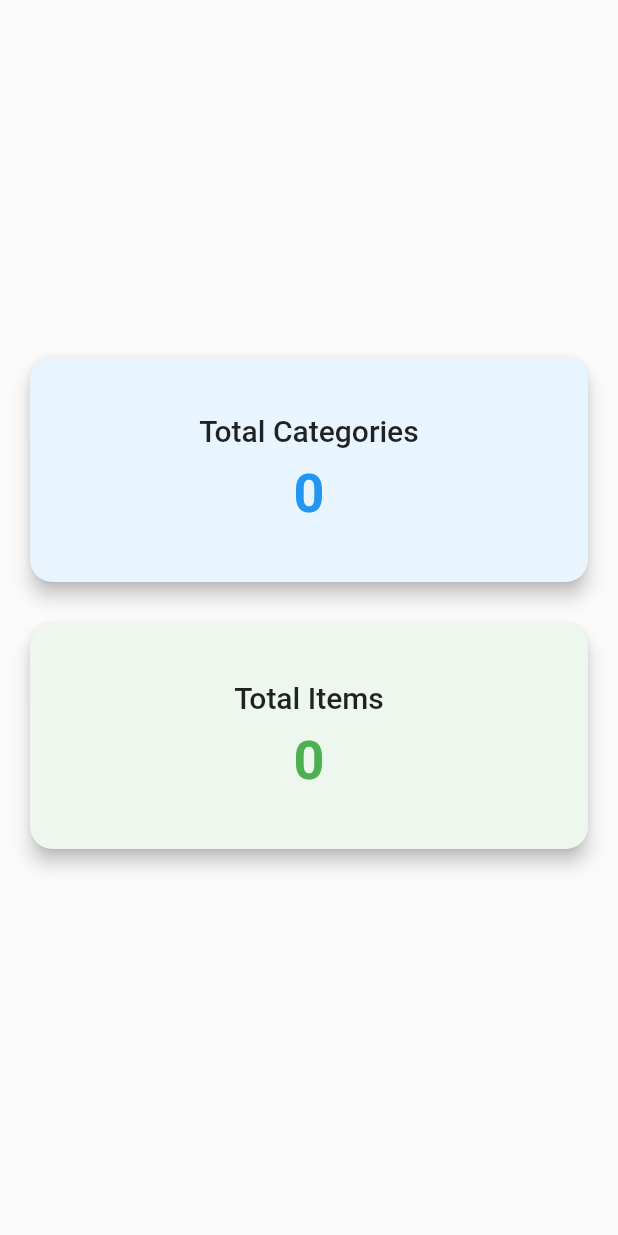
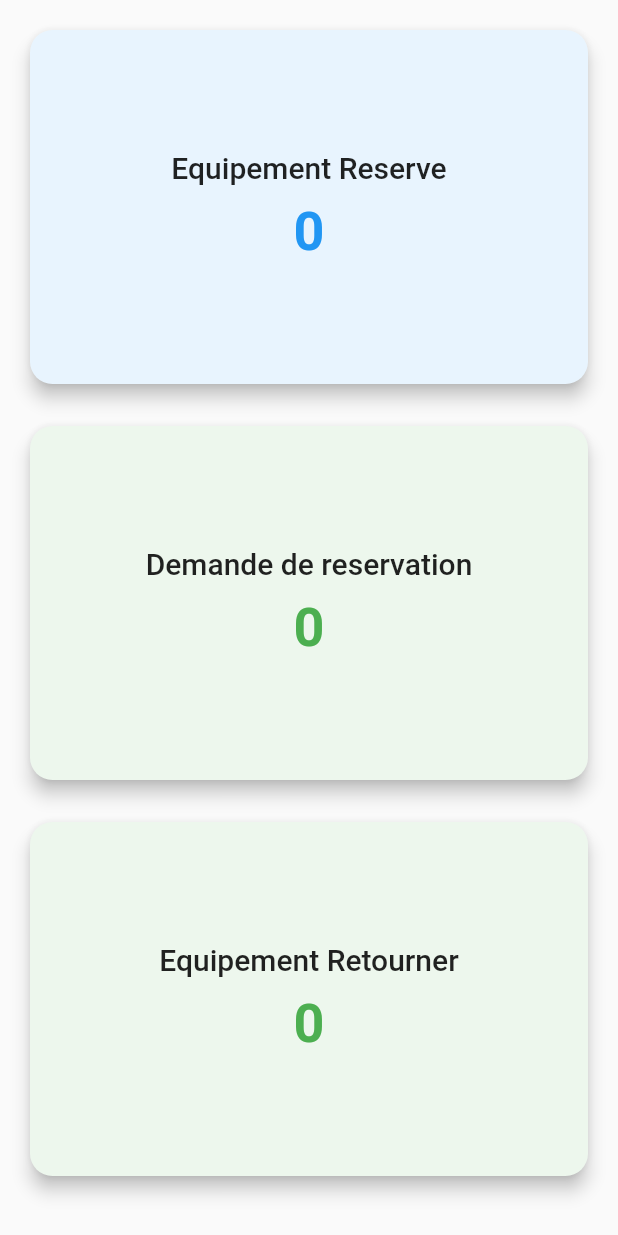
Before and after one commit to konnofuente/hospital-equipment-management-flutter, a Flutter app: the StatisticAdminScreen screen opened directly, on a phone screen of 412 x 824 dp. Run offline on Flutter 3.47's test engine with Material 2 defaults, Android fonts, the phone set to English and light mode, and no system bars; our stand-ins replace awesome_dialog, babstrap_settings_screen, connectivity_plus, equatable, flutter_bloc, flutter_secure_storage and 7 more; accounts and stored records are empty; statements that could not run were skipped.

Commit message:
Complete v3 with reservation bug

```diff
--- a/lib/gestion_hospital.dart
+++ b/lib/gestion_hospital.dart
@@ -48,9 +48,7 @@
 
   Future<void> checkUserLoggedIn() async {
     final email = (await _storage.read(key: "GestionHopital_KEY_EMAIL"));
-    // Check if email exists in storage to determine login state
-    // print(email.runtimeType);
-    print(email);
+
     email == null
         ? Provider.of<AppStatus>(context, listen: false)
             .changeLoginStatus(false)
--- a/lib/models/Status.dart
+++ b/lib/models/Status.dart
@@ -2,5 +2,7 @@
   PENDINGRESERVE,
   PENDINGRETURN,
   RESERVE,
-  RETURN
+  RETURN,
+  REJECTED,
+
 }
--- a/lib/screens/StatisticAdmin/statistics_admin.dart
+++ b/lib/screens/StatisticAdmin/statistics_admin.dart
@@ -1,7 +1,15 @@
 import 'package:flutter/material.dart';
+import 'package:gestion_hopital/components/reservation_detail_list.dart';
+import 'package:gestion_hopital/models/ReservationDetails.dart';
+import 'package:gestion_hopital/services/reservationService.dart';
+import 'package:gestion_hopital/utils/navigate_screen.dart';
+import 'package:gestion_hopital/widget/widget_export.dart';
 
 import '../../bloc/EquipementCategoriesBloc/equipement_categories_bloc.dart';
+import '../../bloc/ReservationBloc/reservation_bloc.dart';
 import '../../bloc/bloc_export.dart';
+import '../../models/Reservation.dart';
+import '../ReservationListScreen/reservation_list_screen.dart';
 
 class StatisticAdminScreen extends StatefulWidget {
   StatisticAdminScreen();
@@ -12,21 +20,36 @@
 
 class _StatisticAdminScreenState extends State<StatisticAdminScreen> {
   @override
-  void dispose() {
+  void initState() {
     _getStatistics(context);
-    super.dispose();
+    super.initState();
   }
 
   late int totalCategories = 0;
   // Replace with your own data
   int totalItems = 0;
+  List<ReservationDetails> getPendingReserveDetails = [];
+  List<ReservationDetails> getPendingReturnDetails = [];
+  List<ReservationDetails> getReserveDetails = [];
+  List<ReservationDetails> getReturnDetails = [];
 
   void _getStatistics(BuildContext context) {
     EquipmentCategoriesBloc equipmentCategoriesBloc =
         BlocProvider.of<EquipmentCategoriesBloc>(context);
-    totalCategories =
-        equipmentCategoriesBloc.state.allEquipmentCategories.length;
-    print(totalCategories);
+
+    ReservationBloc reservationBloc = BlocProvider.of<ReservationBloc>(context);
+
+    List<Reservation> reservationsList = reservationBloc.state.reservationsList;
+
+    getPendingReserveDetails =
+        ReservationServices().getPendingReserveDetails(reservationsList);
+    getPendingReturnDetails =
+        ReservationServices().getPendingReturnDetails(reservationsList);
+    getReserveDetails =
+        ReservationServices().getReserveDetails(reservationsList);
+    getReturnDetails = ReservationServices().getReturnDetails(reservationsList);
+
+    print("initialise of all reservation by status complete !!!!!!!!!!");
   }
 
   @override
@@ -39,60 +62,61 @@
           crossAxisAlignment: CrossAxisAlignment.stretch,
           children: [
             // Total Number of Categories
-            _buildStatCard(
-              'Total Categories',
-              '$totalCategories',
-              Colors.blue,
+            Expanded(
+              child: StatCard.NumberCard(
+                'Equipement Reserve',
+                '${getReserveDetails.length}',
+                Colors.blue,
+                () {
+                  _getStatistics(context);
+                  NavigationScreen.navigate(
+                      context,
+                      ReservationListScreen(
+                          reservationDetailsList: getReserveDetails));
+                },
+              ),
             ),
             SizedBox(height: 20),
 
             // Total Number of Items
-            _buildStatCard(
-              'Total Items',
-              '$totalItems',
-              Colors.green,
+            Expanded(
+              child: StatCard.NumberCard(
+                'Demande de reservation',
+                '${getPendingReserveDetails.length}',
+                Colors.green,
+                () {
+                  _getStatistics(context);
+
+                  // print(getPendingReserveDetails);
+                  NavigationScreen.navigate(
+                      context,
+                      ReservationListScreen(
+                          reservationDetailsList: getPendingReserveDetails));
+                },
+              ),
             ),
             SizedBox(height: 20),
 
+            Expanded(
+              child: StatCard.NumberCard(
+                'Equipement Retourner',
+                '${getPendingReturnDetails.length}',
+                Colors.green,
+                () {
+                  _getStatistics(context);
+
+                  NavigationScreen.navigate(
+                      context,
+                      ReservationListScreen(
+                          reservationDetailsList: getPendingReturnDetails));
+                },
+              ),
+            ),
+            SizedBox(height: 20),
             // Other Stats here...
           ],
         ),
       ),
     );
   }
-
-  Widget _buildStatCard(String title, String value, Color color) {
-    return Card(
-      elevation: 5,
-      shape: RoundedRectangleBorder(borderRadius: BorderRadius.circular(15)),
-      child: Container(
-        height: 150,
-        decoration: BoxDecoration(
-          borderRadius: BorderRadius.circular(15),
-          color: color.withOpacity(0.1),
-        ),
-        child: Column(
-          mainAxisAlignment: MainAxisAlignment.center,
-          children: [
-            Text(
-              title,
-              style: TextStyle(
-                fontSize: 20,
-                fontWeight: FontWeight.w500,
-              ),
-            ),
-            SizedBox(height: 10),
-            Text(
-              value,
-              style: TextStyle(
-                fontSize: 36,
-                fontWeight: FontWeight.bold,
-                color: color,
-              ),
-            )
-          ],
-        ),
-      ),
-    );
-  }
 }
--- a/lib/screens/StatisticsResponsible/statistics_responsible.dart
+++ b/lib/screens/StatisticsResponsible/statistics_responsible.dart
@@ -70,18 +70,15 @@
                 children: [
                   // Total Number of Categories
                   StatCard.NumberCard(
-                    'Total Loan',
+                    'Nombre Total de reservation',
                     '$totalreservation',
                     Colors.blue,
+                    null,
                   ),
                   SizedBox(height: 20),
 
                   // Total Number of Items
-                  StatCard.NumberCard(
-                    'Total Loan',
-                    '$totalItems',
-                    Colors.green,
-                  ),
+
                   SizedBox(height: 20),
 
                   Text(
--- a/lib/services/reservationService.dart
+++ b/lib/services/reservationService.dart
@@ -1,9 +1,14 @@
 import 'package:flutter/cupertino.dart';
 import 'package:gestion_hopital/bloc/ReservationBloc/reservation_bloc.dart';
 import 'package:gestion_hopital/bloc/ReservationBloc/reservation_event.dart';
+import 'package:provider/provider.dart';
 
 import '../bloc/bloc_export.dart';
 import '../models/Reservation.dart';
+import '../models/ReservationDetails.dart';
+import '../models/Status.dart';
+import '../models/User.dart';
+import '../provider/provider.dart';
 import '../widget/widget_alertbox.dart';
 
 class ReservationServices {
@@ -12,8 +17,82 @@
     ReservationBloc reservationBloc = BlocProvider.of<ReservationBloc>(context);
     reservationBloc.add(AddReservations(reservation: reservation));
 
-   AlertBox.alertbox(
-          context, "Reservation", "Equipement Reserve avec sucess!!", () {});
+    AlertBox.alertbox(
+        context, "Reservation", "Equipement Reserve avec sucess!!", () {});
   }
 
+    static Future<void> changeReservationStatus(BuildContext context,int reservationDetailId  ,Status state) async {
+    AlertBox.awesomeOkBox(context, "Reservation",
+        "Votre retour de cette equipement serais en attende de valisation  par l'administrateur",
+        () {
+      // widget.Item.
+      User? actaulUser =
+          Provider.of<UserManagement>(context, listen: false).actaulUser;
+
+      ReservationBloc reservationBloc =
+          BlocProvider.of<ReservationBloc>(context);
+      reservationBloc.add(UpdateReservationDetailStatus(
+          userId: actaulUser!.id!,
+          reservationDetailId: reservationDetailId,
+          status: state));
+    });
+
+
+  }
+
+  // To get all reservation details with the status PENDINGRESERVE
+  List<ReservationDetails> getPendingReserveDetails(
+      List<Reservation> reservationsList) {
+    List<ReservationDetails> pendingReserveDetails = [];
+    for (var reservation in reservationsList) {
+      for (var detail in reservation.reservationDetails!) {
+        if (detail.status == Status.PENDINGRESERVE) {
+          pendingReserveDetails.add(detail);
+        }
+      }
+    }
+    return pendingReserveDetails;
+  }
+
+// To get all reservation details with the status PENDINGRETURN
+  List<ReservationDetails> getPendingReturnDetails(
+      List<Reservation> reservationsList) {
+    List<ReservationDetails> pendingReturnDetails = [];
+    for (var reservation in reservationsList) {
+      for (var detail in reservation.reservationDetails!) {
+        if (detail.status == Status.PENDINGRETURN) {
+          pendingReturnDetails.add(detail);
+        }
+      }
+    }
+    return pendingReturnDetails;
+  }
+
+// To get all reservation details with the status RESERVE
+  List<ReservationDetails> getReserveDetails(
+      List<Reservation> reservationsList) {
+    List<ReservationDetails> reserveDetails = [];
+    for (var reservation in reservationsList) {
+      for (var detail in reservation.reservationDetails!) {
+        if (detail.status == Status.RESERVE) {
+          reserveDetails.add(detail);
+        }
+      }
+    }
+    return reserveDetails;
+  }
+
+// To get all reservation details with the status RETURN
+  List<ReservationDetails> getReturnDetails(
+      List<Reservation> reservationsList) {
+    List<ReservationDetails> returnDetails = [];
+    for (var reservation in reservationsList) {
+      for (var detail in reservation.reservationDetails!) {
+        if (detail.status == Status.RETURN) {
+          returnDetails.add(detail);
+        }
+      }
+    }
+    return returnDetails;
+  }
 }
--- a/lib/widget/widget_buildStatCard.dart
+++ b/lib/widget/widget_buildStatCard.dart
@@ -3,8 +3,10 @@
 import '../Theme/theme_export.dart';
 
 class StatCard {
-  static Widget NumberCard(String title, String value, Color color) {
-    return Card(
+static Widget NumberCard(String title, String value, Color color,void Function()? onpressed) {
+  return InkWell(
+    onTap: onpressed,
+    child: Card(
       elevation: 5,
       shape: RoundedRectangleBorder(borderRadius: BorderRadius.circular(15)),
       child: Container(
@@ -35,8 +37,10 @@
           ],
         ),
       ),
-    );
-  }
+    ),
+  );
+}
+
 
   static Card EquipementCatInfoCard3(
       String name, String Details, String quantity) {
```
Also changed, not shown: lib/bloc/EquipementCategoriesBloc/equipement_categories_bloc.dart (+2 -6 lines), lib/components/reservation_detail_list.dart (+0 -78 lines), lib/screens/ReservationDetails/reservation_detail_screen.dart (+44 -23 lines), lib/screens/ReservationListScreen/reservation_list_screen.dart (added, +48 -0 lines).
